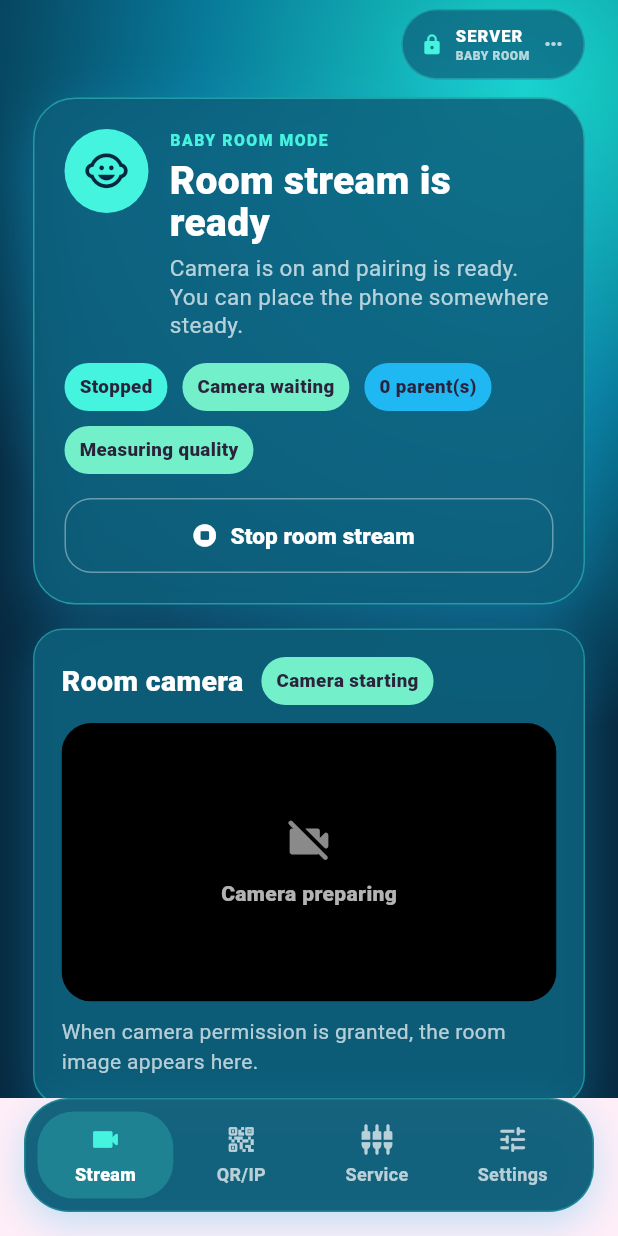
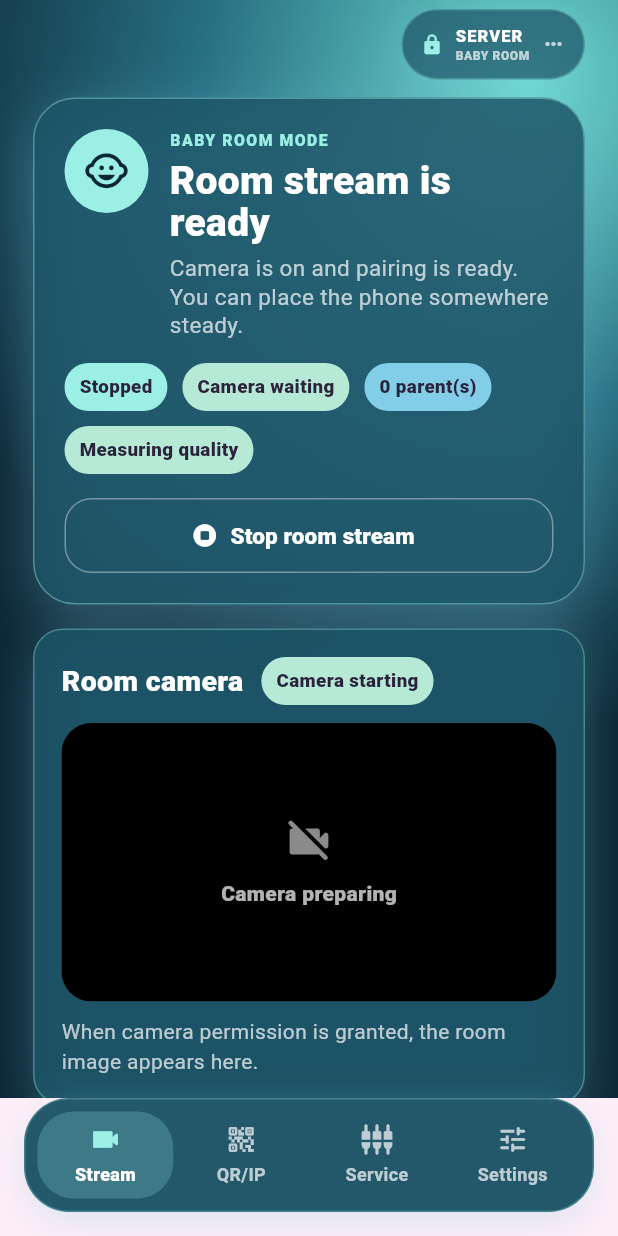
Before and after one commit to TunahanCan/babycam, a Flutter app: the screen it shows after launch, after a tap on "Baby Room Device", on a phone screen of 412 x 824 dp. Run offline on Flutter 3.47's test engine with Material 3 defaults, Android fonts, the phone set to English and light mode, and no system bars; our stand-ins replace camera, flutter_local_notifications, permission_handler, qr_flutter, shared_preferences, wakelock_plus and 1 more; missing offline and left inert: mobile_scanner, record; accounts and stored records are empty.

Commit message:
Soften server palette and centralize role presentation

```diff
--- a/lib/features/role_selection/role_selection_screen.dart
+++ b/lib/features/role_selection/role_selection_screen.dart
@@ -3,6 +3,7 @@ import 'package:flutter/material.dart';
 import '../../app/app_role.dart';
 import '../../l10n/app_strings.dart';
 import '../shared/presentation/mimicam_design_tokens.dart';
+import '../shared/presentation/mimicam_role_presentation.dart';
 
 class RoleSelectionScreen extends StatelessWidget {
   const RoleSelectionScreen({super.key, required this.onRoleSelected});
@@ -12,6 +13,8 @@ class RoleSelectionScreen extends StatelessWidget {
   @override
   Widget build(BuildContext context) {
     final strings = AppStrings.of(context);
+    final serverRole = MimiCamRolePresentation.of(AppRole.server, strings);
+    final clientRole = MimiCamRolePresentation.of(AppRole.client, strings);
     return Scaffold(
       body: _LightShell(
         child: SafeArea(
@@ -28,20 +31,12 @@ class RoleSelectionScreen extends StatelessWidget {
               ),
               const SizedBox(height: 20),
               _RoleChoiceCard(
-                icon: Icons.child_care,
-                title: strings.ui('babyRoomDeviceTitle'),
-                description: strings.ui('babyRoomDeviceDescription'),
-                backgroundColor: const Color(0xFFDFFBFF),
-                iconColor: MimiCamDesignTokens.serverCyan,
+                role: serverRole,
                 onPressed: () => onRoleSelected(AppRole.server),
               ),
               const SizedBox(height: 14),
               _RoleChoiceCard(
-                icon: Icons.monitor_heart,
-                title: strings.ui('parentDeviceTitle'),
-                description: strings.ui('parentDeviceDescription'),
-                backgroundColor: MimiCamDesignTokens.mintSoft,
-                iconColor: const Color(0xFFB9F1E9),
+                role: clientRole,
                 onPressed: () => onRoleSelected(AppRole.client),
               ),
               const SizedBox(height: 18),
@@ -96,19 +91,11 @@ class _BrandHeader extends StatelessWidget {
 
 class _RoleChoiceCard extends StatelessWidget {
   const _RoleChoiceCard({
-    required this.icon,
-    required this.title,
-    required this.description,
-    required this.backgroundColor,
-    required this.iconColor,
+    required this.role,
     required this.onPressed,
   });
 
-  final IconData icon;
-  final String title;
-  final String description;
-  final Color backgroundColor;
-  final Color iconColor;
+  final MimiCamRolePresentation role;
   final VoidCallback onPressed;
 
   @override
@@ -120,7 +107,7 @@ class _RoleChoiceCard extends StatelessWidget {
         borderRadius: BorderRadius.circular(22),
         child: Container(
           padding: const EdgeInsets.all(18),
-          decoration: _cardDecoration(color: backgroundColor),
+          decoration: _cardDecoration(color: role.choiceBackgroundColor),
           child: Column(
             crossAxisAlignment: CrossAxisAlignment.start,
             children: [
@@ -129,9 +116,9 @@ class _RoleChoiceCard extends StatelessWidget {
                 children: [
                   CircleAvatar(
                     radius: 34,
-                    backgroundColor: iconColor,
+                    backgroundColor: role.choiceIconColor,
                     child: Icon(
-                      icon,
+                      role.choiceIcon,
                       color: MimiCamDesignTokens.nightPlum,
                       size: 28,
                     ),
@@ -142,7 +129,7 @@ class _RoleChoiceCard extends StatelessWidget {
                       crossAxisAlignment: CrossAxisAlignment.start,
                       children: [
                         Text(
-                          title,
+                          role.choiceTitle,
                           maxLines: 2,
                           overflow: TextOverflow.ellipsis,
                           style: const TextStyle(
@@ -154,7 +141,7 @@ class _RoleChoiceCard extends StatelessWidget {
                         ),
                         const SizedBox(height: 7),
                         Text(
-                          description,
+                          role.choiceDescription,
                           style: const TextStyle(
                             color: MimiCamDesignTokens.slate,
                             fontSize: 14.5,
--- a/lib/features/shared/presentation/mimicam_design_tokens.dart
+++ b/lib/features/shared/presentation/mimicam_design_tokens.dart
@@ -12,14 +12,14 @@ class MimiCamDesignTokens {
   static const pink = Color(0xFFFF5C7C);
   static const mint = Color(0xFF6EDCCE);
   static const mintSoft = Color(0xFFDDF8F4);
-  static const serverInk = Color(0xFF06283F);
-  static const serverNavy = Color(0xFF087A9A);
-  static const serverPanel = Color(0xFF0C5D78);
-  static const serverCyan = Color(0xFF45F4DE);
-  static const serverCyanDeep = Color(0xFF17CFC4);
-  static const serverBlue = Color(0xFF20B8F2);
-  static const serverViolet = Color(0xFF73F0C9);
-  static const serverIce = Color(0xFFF0FFFC);
+  static const serverInk = Color(0xFF0B2634);
+  static const serverNavy = Color(0xFF276F82);
+  static const serverPanel = Color(0xFF1B5265);
+  static const serverCyan = Color(0xFF9BEFE4);
+  static const serverCyanDeep = Color(0xFF59D0C6);
+  static const serverBlue = Color(0xFF82CDE8);
+  static const serverViolet = Color(0xFFB7EAD6);
+  static const serverIce = Color(0xFFF4FFFC);
   static const amber = Color(0xFFF5C451);
   static const amberSoft = Color(0xFFFFF0D8);
   static const lavenderSoft = Color(0xFFF2EEFA);
--- /dev/null
+++ b/lib/features/shared/presentation/mimicam_role_presentation.dart
@@ -0,0 +1,64 @@
+import 'package:flutter/material.dart';
+
+import '../../../app/app_role.dart';
+import '../../../l10n/app_strings.dart';
+import 'mimicam_design_tokens.dart';
+
+class MimiCamRolePresentation {
+  const MimiCamRolePresentation._({
+    required this.role,
+    required this.badgeTitle,
+    required this.badgeSubtitle,
+    required this.choiceTitle,
+    required this.choiceDescription,
+    required this.choiceIcon,
+    required this.choiceBackgroundColor,
+    required this.choiceIconColor,
+  });
+
+  final AppRole role;
+  final String badgeTitle;
+  final String badgeSubtitle;
+  final String choiceTitle;
+  final String choiceDescription;
+  final IconData choiceIcon;
+  final Color choiceBackgroundColor;
+  final Color choiceIconColor;
+
+  Color accentColor({required bool dark}) {
+    return switch (role) {
+      AppRole.client => MimiCamDesignTokens.mint,
+      AppRole.server => dark
+          ? MimiCamDesignTokens.serverCyan
+          : MimiCamDesignTokens.serverCyanDeep,
+    };
+  }
+
+  static MimiCamRolePresentation of(
+    AppRole role,
+    AppStrings strings,
+  ) {
+    return switch (role) {
+      AppRole.client => MimiCamRolePresentation._(
+          role: role,
+          badgeTitle: strings.ui('clientRoleTitle'),
+          badgeSubtitle: strings.ui('parentRoleSubtitle'),
+          choiceTitle: strings.ui('parentDeviceTitle'),
+          choiceDescription: strings.ui('parentDeviceDescription'),
+          choiceIcon: Icons.monitor_heart,
+          choiceBackgroundColor: MimiCamDesignTokens.mintSoft,
+          choiceIconColor: const Color(0xFFB9F1E9),
+        ),
+      AppRole.server => MimiCamRolePresentation._(
+          role: role,
+          badgeTitle: strings.ui('serverRoleTitle'),
+          badgeSubtitle: strings.ui('babyRoomRoleSubtitle'),
+          choiceTitle: strings.ui('babyRoomDeviceTitle'),
+          choiceDescription: strings.ui('babyRoomDeviceDescription'),
+          choiceIcon: Icons.child_care,
+          choiceBackgroundColor: MimiCamDesignTokens.serverIce,
+          choiceIconColor: MimiCamDesignTokens.serverCyan,
+        ),
+    };
+  }
+}
--- a/lib/features/shared/presentation/mimicam_shells.dart
+++ b/lib/features/shared/presentation/mimicam_shells.dart
@@ -3,6 +3,7 @@ import 'package:flutter/material.dart';
 import '../../../app/app_role.dart';
 import '../../../l10n/app_strings.dart';
 import 'mimicam_design_tokens.dart';
+import 'mimicam_role_presentation.dart';
 
 class MimiCamCard extends StatelessWidget {
   const MimiCamCard({super.key, required this.child, this.dark = false});
@@ -89,6 +90,8 @@ class MimiCamRoleSwitch extends StatelessWidget {
   @override
   Widget build(BuildContext context) {
     final strings = AppStrings.of(context);
+    final clientRole = MimiCamRolePresentation.of(AppRole.client, strings);
+    final serverRole = MimiCamRolePresentation.of(AppRole.server, strings);
     final borderColor =
         dark ? Colors.white.withValues(alpha: .24) : const Color(0xFFD7E1E8);
     final backgroundColor =
@@ -106,8 +109,9 @@ class MimiCamRoleSwitch extends StatelessWidget {
             child: _RoleSwitchSide(
               role: AppRole.client,
               activeRole: activeRole,
-              title: strings.ui('clientRoleTitle'),
-              subtitle: strings.ui('parentRoleSubtitle'),
+              title: clientRole.badgeTitle,
+              subtitle: clientRole.badgeSubtitle,
+              activeColor: clientRole.accentColor(dark: dark),
               dark: dark,
               enabled: enabled,
               onTap: onRoleSelected,
@@ -122,8 +126,9 @@ class MimiCamRoleSwitch extends StatelessWidget {
             child: _RoleSwitchSide(
               role: AppRole.server,
               activeRole: activeRole,
-              title: strings.ui('serverRoleTitle'),
-              subtitle: strings.ui('babyRoomRoleSubtitle'),
+              title: serverRole.badgeTitle,
+              subtitle: serverRole.badgeSubtitle,
+              activeColor: serverRole.accentColor(dark: dark),
               dark: dark,
               enabled: enabled,
               onTap: onRoleSelected,
@@ -154,17 +159,8 @@ class MimiCamRoleBadge extends StatelessWidget {
     final strings = AppStrings.of(context);
     final isClient = activeRole == AppRole.client;
     final nextRole = isClient ? AppRole.server : AppRole.client;
-    final accent = isClient
-        ? MimiCamDesignTokens.mint
-        : dark
-            ? MimiCamDesignTokens.serverCyan
-            : MimiCamDesignTokens.serverBlue;
-    final title = isClient
-        ? strings.ui('clientRoleTitle')
-        : strings.ui('serverRoleTitle');
-    final subtitle = isClient
-        ? strings.ui('parentRoleSubtitle')
-        : strings.ui('babyRoomRoleSubtitle');
+    final role = MimiCamRolePresentation.of(activeRole, strings);
+    final accent = role.accentColor(dark: dark);
     final textColor = dark ? Colors.white : MimiCamDesignTokens.navy;
     final mutedColor = dark ? Colors.white70 : MimiCamDesignTokens.slate;
     final backgroundColor = dark
@@ -176,7 +172,8 @@ class MimiCamRoleBadge extends StatelessWidget {
 
     return RepaintBoundary(
       child: Tooltip(
-        message: strings.uiFormat('roleBadgeTooltip', {'title': title}),
+        message:
+            strings.uiFormat('roleBadgeTooltip', {'title': role.badgeTitle}),
         child: Material(
           color: Colors.transparent,
           child: InkWell(
@@ -210,7 +207,7 @@ class MimiCamRoleBadge extends StatelessWidget {
                     crossAxisAlignment: CrossAxisAlignment.start,
                     children: [
                       Text(
-                        title,
+                        role.badgeTitle,
                         style: TextStyle(
                           color: textColor,
                           fontSize: 11,
@@ -219,7 +216,7 @@ class MimiCamRoleBadge extends StatelessWidget {
                         ),
                       ),
                       Text(
-                        subtitle,
+                        role.badgeSubtitle,
                         style: TextStyle(
                           color: mutedColor,
                           fontSize: 8,
@@ -251,6 +248,7 @@ class _RoleSwitchSide extends StatelessWidget {
     required this.activeRole,
     required this.title,
     required this.subtitle,
+    required this.activeColor,
     required this.dark,
     required this.enabled,
     required this.onTap,
@@ -260,6 +258,7 @@ class _RoleSwitchSide extends StatelessWidget {
   final AppRole activeRole;
   final String title;
   final String subtitle;
+  final Color activeColor;
   final bool dark;
   final bool enabled;
   final ValueChanged<AppRole> onTap;
@@ -267,9 +266,6 @@ class _RoleSwitchSide extends StatelessWidget {
   @override
   Widget build(BuildContext context) {
     final active = role == activeRole;
-    final activeColor = role == AppRole.client
-        ? MimiCamDesignTokens.mint
-        : MimiCamDesignTokens.pink;
     final textColor = dark ? Colors.white : MimiCamDesignTokens.navy;
     return InkWell(
       onTap: enabled && !active ? () => onTap(role) : null,
@@ -480,7 +476,7 @@ enum MimiCamShellVariant {
           center: Alignment(.7, -.85),
           radius: 1.05,
           colors: [
-            Color(0xFF18D8C7),
+            Color(0xFF6ED9CE),
             MimiCamDesignTokens.serverNavy,
             MimiCamDesignTokens.serverInk,
           ],
```
Also changed, not shown: 2 other files.
